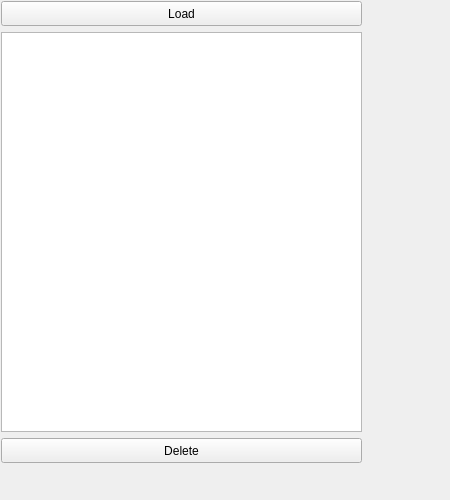
This is src/fileboxentity.ui in ttddee/Cascade as Qt 5 draws it before an edit. The edited form follows.
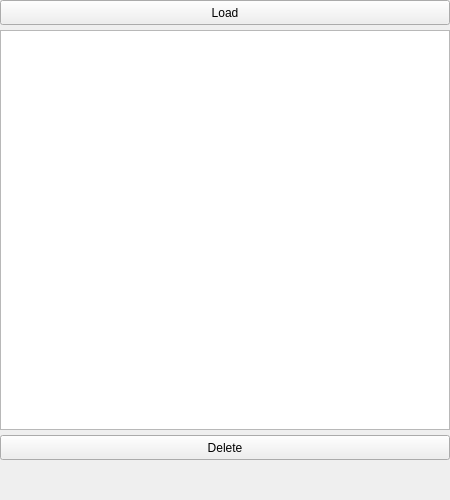
This is the edited form.

What changed in the file:
```diff
--- a/src/fileboxentity.ui
+++ b/src/fileboxentity.ui
@@ -31,16 +31,30 @@
   <property name="windowTitle">
    <string>Form</string>
   </property>
-  <widget class="QWidget" name="layoutWidget">
-   <property name="geometry">
-    <rect>
-     <x>1</x>
-     <y>1</y>
-     <width>361</width>
-     <height>470</height>
-    </rect>
+  <layout class="QGridLayout" name="gridLayout">
+   <property name="leftMargin">
+    <number>0</number>
    </property>
+   <property name="topMargin">
+    <number>0</number>
+   </property>
+   <property name="rightMargin">
+    <number>0</number>
+   </property>
+   <property name="bottomMargin">
+    <number>0</number>
+   </property>
+   <property name="horizontalSpacing">
+    <number>0</number>
+   </property>
+   <property name="verticalSpacing">
+    <number>5</number>
+   </property>
+   <item row="0" column="0">
    <layout class="QVBoxLayout" name="verticalLayout">
+     <property name="spacing">
+      <number>5</number>
+     </property>
     <item>
      <widget class="QPushButton" name="loadButton">
       <property name="minimumSize">
@@ -91,7 +105,8 @@
      </spacer>
     </item>
    </layout>
-  </widget>
+   </item>
+  </layout>
  </widget>
  <resources/>
  <connections/>
```
Lines whose indentation alone changed are shown as unchanged.
